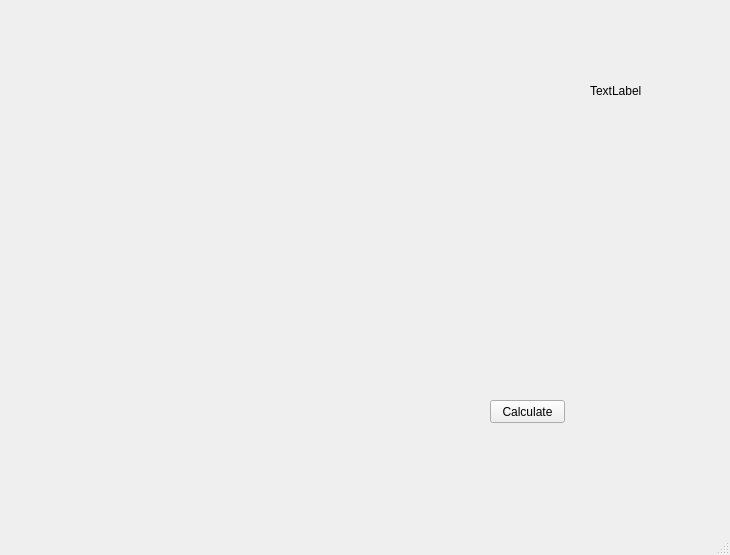
Before: the Qt Designer form forms/software-quality-model.ui in CDovgal/software-quality-model, drawn with Qt 5.
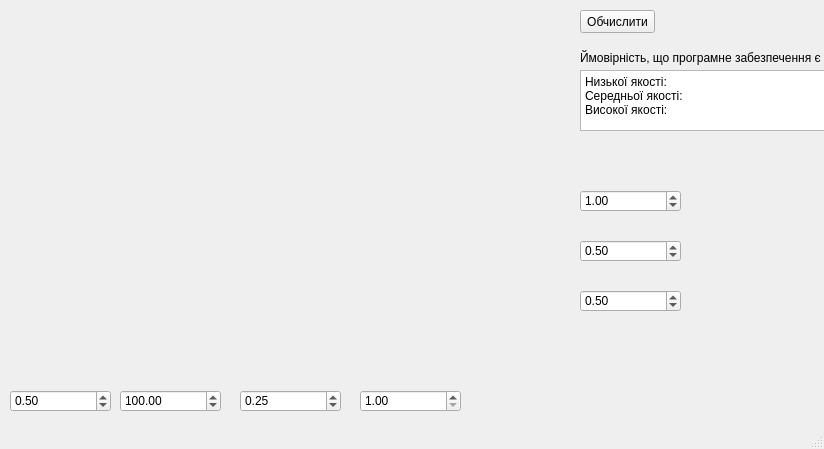
After: the same form once the commit is applied. Icons and pictures are not drawn.

Diff of the .ui file:
```diff
--- a/forms/software-quality-model.ui
+++ b/forms/software-quality-model.ui
@@ -6,8 +6,8 @@
    <rect>
     <x>0</x>
     <y>0</y>
-    <width>730</width>
-    <height>555</height>
+    <width>824</width>
+    <height>449</height>
    </rect>
   </property>
   <property name="windowTitle">
@@ -24,14 +24,14 @@
    <widget class="QPushButton" name="mp_button_calculate">
     <property name="geometry">
      <rect>
-      <x>490</x>
-      <y>400</y>
+      <x>580</x>
+      <y>10</y>
       <width>75</width>
       <height>23</height>
      </rect>
     </property>
     <property name="text">
-     <string>Calculate</string>
+     <string>Обчислити</string>
     </property>
    </widget>
    <widget class="QWidget" name="widget" native="true">
@@ -47,17 +47,177 @@
      <string notr="true">background-image: url(:/SQM/topology.png);</string>
     </property>
    </widget>
-   <widget class="QLabel" name="mp_result">
+   <widget class="QPlainTextEdit" name="mp_results">
     <property name="geometry">
      <rect>
-      <x>590</x>
-      <y>60</y>
-      <width>121</width>
+      <x>580</x>
+      <y>70</y>
+      <width>251</width>
       <height>61</height>
      </rect>
     </property>
+    <property name="plainText">
+     <string>Низької якості:
+Середньої якості:
+Високої якості:</string>
+    </property>
+   </widget>
+   <widget class="QDoubleSpinBox" name="mp_LCOM4">
+    <property name="geometry">
+     <rect>
+      <x>580</x>
+      <y>190</y>
+      <width>101</width>
+      <height>22</height>
+     </rect>
+    </property>
+    <property name="maximum">
+     <double>10.000000000000000</double>
+    </property>
+    <property name="singleStep">
+     <double>0.200000000000000</double>
+    </property>
+    <property name="value">
+     <double>1.000000000000000</double>
+    </property>
+   </widget>
+   <widget class="QDoubleSpinBox" name="mp_coupling">
+    <property name="geometry">
+     <rect>
+      <x>580</x>
+      <y>240</y>
+      <width>101</width>
+      <height>22</height>
+     </rect>
+    </property>
+    <property name="maximum">
+     <double>1.000000000000000</double>
+    </property>
+    <property name="singleStep">
+     <double>0.100000000000000</double>
+    </property>
+    <property name="value">
+     <double>0.500000000000000</double>
+    </property>
+   </widget>
+   <widget class="QDoubleSpinBox" name="mp_comment_ratio">
+    <property name="geometry">
+     <rect>
+      <x>580</x>
+      <y>290</y>
+      <width>101</width>
+      <height>22</height>
+     </rect>
+    </property>
+    <property name="maximum">
+     <double>1.000000000000000</double>
+    </property>
+    <property name="singleStep">
+     <double>0.100000000000000</double>
+    </property>
+    <property name="value">
+     <double>0.500000000000000</double>
+    </property>
+   </widget>
+   <widget class="QDoubleSpinBox" name="mp_cyclomatic">
+    <property name="geometry">
+     <rect>
+      <x>360</x>
+      <y>390</y>
+      <width>101</width>
+      <height>22</height>
+     </rect>
+    </property>
+    <property name="minimum">
+     <double>1.000000000000000</double>
+    </property>
+    <property name="maximum">
+     <double>100.000000000000000</double>
+    </property>
+    <property name="singleStep">
+     <double>1.000000000000000</double>
+    </property>
+    <property name="value">
+     <double>1.000000000000000</double>
+    </property>
+   </widget>
+   <widget class="QDoubleSpinBox" name="mp_code_coverage">
+    <property name="geometry">
+     <rect>
+      <x>240</x>
+      <y>390</y>
+      <width>101</width>
+      <height>22</height>
+     </rect>
+    </property>
+    <property name="minimum">
+     <double>0.000000000000000</double>
+    </property>
+    <property name="maximum">
+     <double>1.000000000000000</double>
+    </property>
+    <property name="singleStep">
+     <double>0.100000000000000</double>
+    </property>
+    <property name="value">
+     <double>0.250000000000000</double>
+    </property>
+   </widget>
+   <widget class="QDoubleSpinBox" name="mp_average_size">
+    <property name="geometry">
+     <rect>
+      <x>120</x>
+      <y>390</y>
+      <width>101</width>
+      <height>22</height>
+     </rect>
+    </property>
+    <property name="minimum">
+     <double>0.000000000000000</double>
+    </property>
+    <property name="maximum">
+     <double>100000.000000000000000</double>
+    </property>
+    <property name="singleStep">
+     <double>1.000000000000000</double>
+    </property>
+    <property name="value">
+     <double>100.000000000000000</double>
+    </property>
+   </widget>
+   <widget class="QDoubleSpinBox" name="mp_dsqi">
+    <property name="geometry">
+     <rect>
+      <x>10</x>
+      <y>390</y>
+      <width>101</width>
+      <height>22</height>
+     </rect>
+    </property>
+    <property name="minimum">
+     <double>0.000000000000000</double>
+    </property>
+    <property name="maximum">
+     <double>1.000000000000000</double>
+    </property>
+    <property name="singleStep">
+     <double>0.050000000000000</double>
+    </property>
+    <property name="value">
+     <double>0.500000000000000</double>
+    </property>
+   </widget>
+   <widget class="QLabel" name="label">
+    <property name="geometry">
+     <rect>
+      <x>580</x>
+      <y>50</y>
+      <width>241</width>
+      <height>16</height>
+     </rect>
+    </property>
     <property name="text">
-     <string>TextLabel</string>
+     <string>Ймовірність, що програмне забезпечення є</string>
     </property>
    </widget>
   </widget>
```
Left out of the diff: 4 changed lines with no effect on the pictures.
